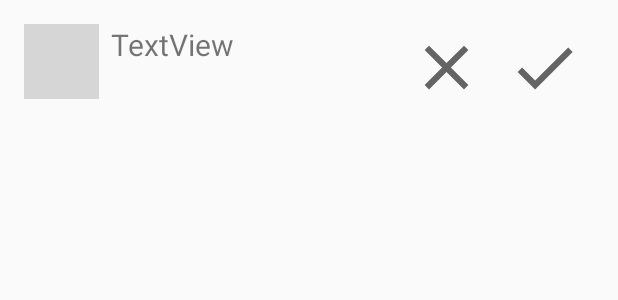
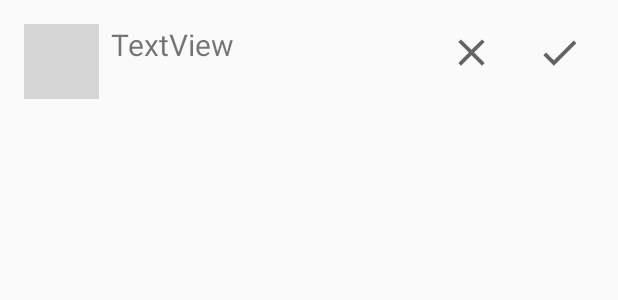
Before and after one commit to kingfi/LimeLite, an Android app: the layout item_request.xml on its own in the app's theme, with its tools: preview values and no code run, on a phone screen of 412 x 824 dp. Shown: the top 300 px of the screen. Run offline under Robolectric (Android 15) with nearby library versions, the phone set to English and light mode, and no system bars; grey boxes are pictures that could not be loaded.

Commit message:
location grabbing bug

```diff
--- a/app/build.gradle
+++ b/app/build.gradle
@@ -65,4 +65,5 @@ dependencies {
     implementation 'com.google.android.material:material:<version>'
 
 
+
 }
--- a/app/src/main/java/com/example/limelite/fragments/MapFragment.java
+++ b/app/src/main/java/com/example/limelite/fragments/MapFragment.java
@@ -376,6 +376,9 @@ public class MapFragment extends Fragment {
                         }
 
                         ParseGeoPoint geoPoint = receivedUser.getParseGeoPoint("location");
+                        if (geoPoint == null) {
+                            continue;
+                        }
                         LatLng latLng = new LatLng(geoPoint.getLatitude(), geoPoint.getLongitude());
 
                         Double dist = distance(userLocation.getLatitude(), userLocation.getLongitude(), geoPoint.getLatitude(), geoPoint.getLongitude());
--- a/app/src/main/res/layout/item_request.xml
+++ b/app/src/main/res/layout/item_request.xml
@@ -35,8 +35,8 @@
 
     <ImageView
         android:id="@+id/buttonCancelRequest"
-        android:layout_width="50dp"
-        android:layout_height="50dp"
+        android:layout_width="30dp"
+        android:layout_height="30dp"
         android:layout_marginStart="16dp"
         android:layout_marginTop="4dp"
         android:clickable="true"
@@ -48,8 +48,8 @@
 
     <ImageView
         android:id="@+id/buttonAcceptRequest"
-        android:layout_width="50dp"
-        android:layout_height="50dp"
+        android:layout_width="30dp"
+        android:layout_height="30dp"
         android:layout_marginEnd="24dp"
         android:clickable="true"
         app:layout_constraintEnd_toEndOf="parent"
--- a/app/src/main/res/values/colors.xml
+++ b/app/src/main/res/values/colors.xml
@@ -1,6 +1,6 @@
 <?xml version="1.0" encoding="utf-8"?>
 <resources>
-    <color name="colorPrimary">#1ea01e</color>
+    <color name="colorPrimary">#67f967</color>
     <color name="colorPrimaryDark">#177a17</color>
     <color name="colorAccent">#000</color>
 </resources>
```
Also changed, not shown: app/src/main/ic_launcher-playstore.png, app/src/main/res/mipmap-hdpi/ic_launcher.png, app/src/main/res/mipmap-hdpi/ic_launcher_foreground.png, app/src/main/res/mipmap-hdpi/ic_launcher_round.png, app/src/main/res/mipmap-mdpi/ic_launcher.png, app/src/main/res/mipmap-mdpi/ic_launcher_foreground.png, app/src/main/res/mipmap-mdpi/ic_launcher_round.png, app/src/main/res/mipmap-xhdpi/ic_launcher.png, app/src/main/res/mipmap-xhdpi/ic_launcher_foreground.png, app/src/main/res/mipmap-xhdpi/ic_launcher_round.png, app/src/main/res/mipmap-xxhdpi/ic_launcher.png, app/src/main/res/mipmap-xxhdpi/ic_launcher_foreground.png, app/src/main/res/mipmap-xxhdpi/ic_launcher_round.png, app/src/main/res/mipmap-xxxhdpi/ic_launcher.png, 2 more files.
